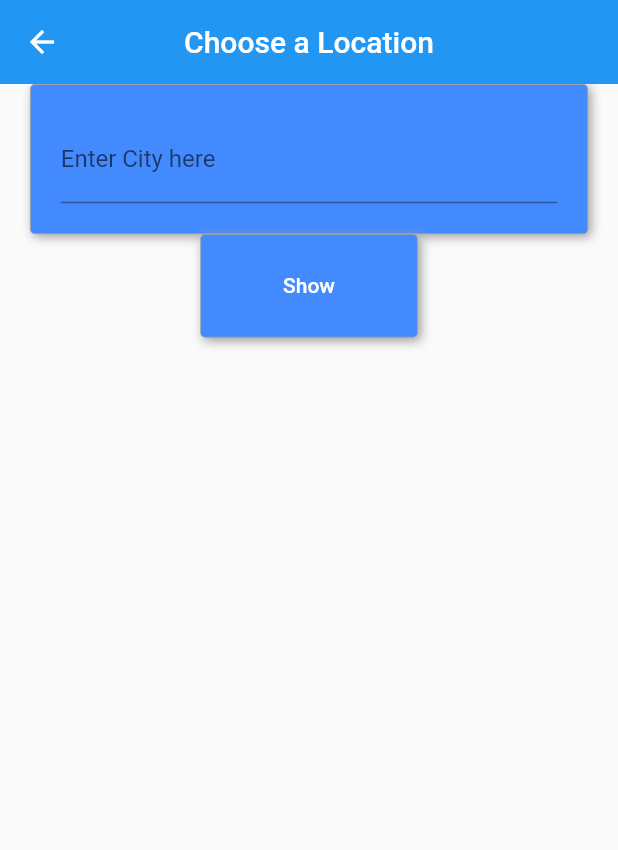
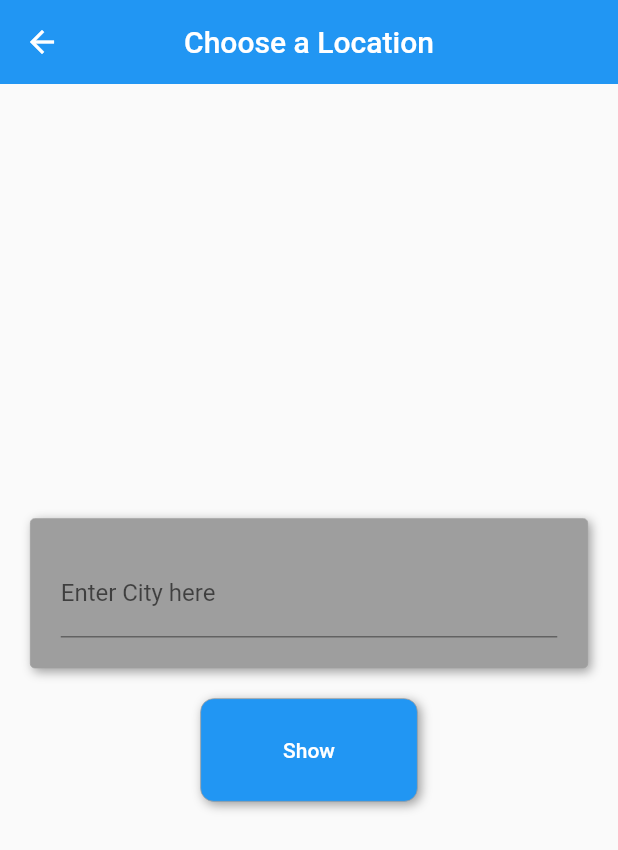
Before and after one commit to Mozammalhossainsobug/world_clock, a Flutter app: the ChooseLocation screen opened by its route, on a phone screen of 412 x 824 dp. Shown: the top 850 px of the screen. Run offline on Flutter 3.47's test engine with Material 2 defaults, Android fonts, the phone set to English and light mode, and no system bars; our stand-ins replace flutter_spinkit, geocoding; statements that could not run were skipped.

Commit message:
Centered Gap Box

```diff
--- a/lib/pages/choose_location.dart
+++ b/lib/pages/choose_location.dart
@@ -33,13 +33,14 @@ class _ChooseLocationState extends State<ChooseLocation> {
         elevation: 0.0,
       ),
       body:  Column(
+        mainAxisAlignment: MainAxisAlignment.center,
           children: [
             Container(
               margin: EdgeInsets.fromLTRB(20.0, 0.0, 20.0, 0.0),
               padding: EdgeInsets.fromLTRB(20.0,20.0,20.0,20.0),
               decoration:
               BoxDecoration(
-                color: Colors.blueAccent,
+                color: Colors.grey,
                 border: Border.all(color: Colors.grey, width: .5),
                 borderRadius: BorderRadius.circular(3),
                 boxShadow: [
@@ -62,13 +63,13 @@ class _ChooseLocationState extends State<ChooseLocation> {
               ),
             ),
             Container(
-              margin: EdgeInsets.fromLTRB(20.0, 0.0, 20.0, 0.0),
+              margin: EdgeInsets.fromLTRB(20.0, 20.0, 20.0, 0.0),
               padding: EdgeInsets.fromLTRB(40.0,10.0,40.0,10.0),
               decoration:
               BoxDecoration(
-                color: Colors.blueAccent,
+                color: Colors.blue,
                 border: Border.all(color: Colors.grey, width: .5),
-                borderRadius: BorderRadius.circular(3),
+                borderRadius: BorderRadius.circular(9),
                 boxShadow: [
                   BoxShadow(
                     color: Colors.grey,
```
Also changed, not shown: assets/germany.png (deleted), assets/greece.png (deleted), assets/indonesia.png (deleted), assets/kenya.png (deleted), assets/south_korea.png (deleted), assets/uk.png (deleted), assets/usa.png (deleted), 5 other files.
